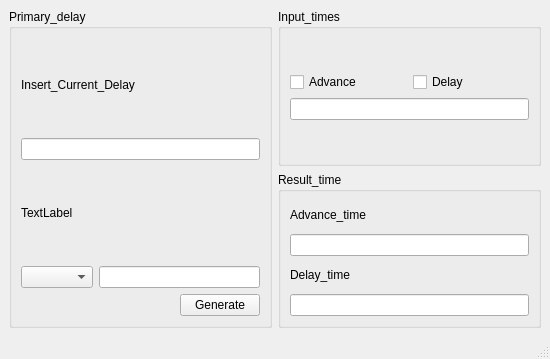
First picture: the form in delay_caculate/ui/MainWindow.ui, repository zhanghaotian-T/DXXXX, before the edit.
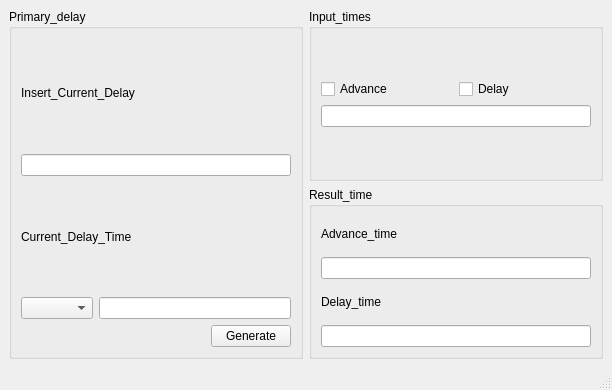
Second picture: the form after the edit.

Diff of the .ui file:
```diff
--- a/delay_caculate/ui/MainWindow.ui
+++ b/delay_caculate/ui/MainWindow.ui
@@ -6,8 +6,8 @@
    <rect>
     <x>0</x>
     <y>0</y>
-    <width>550</width>
-    <height>359</height>
+    <width>612</width>
+    <height>390</height>
    </rect>
   </property>
   <property name="windowTitle">
@@ -26,7 +26,7 @@
          <item row="2" column="0">
           <widget class="QLabel" name="label_2">
            <property name="text">
-            <string>TextLabel</string>
+            <string>Current_Delay_Time</string>
            </property>
           </widget>
          </item>
```
Left out of the diff: 2 changed lines with no effect on the pictures.
